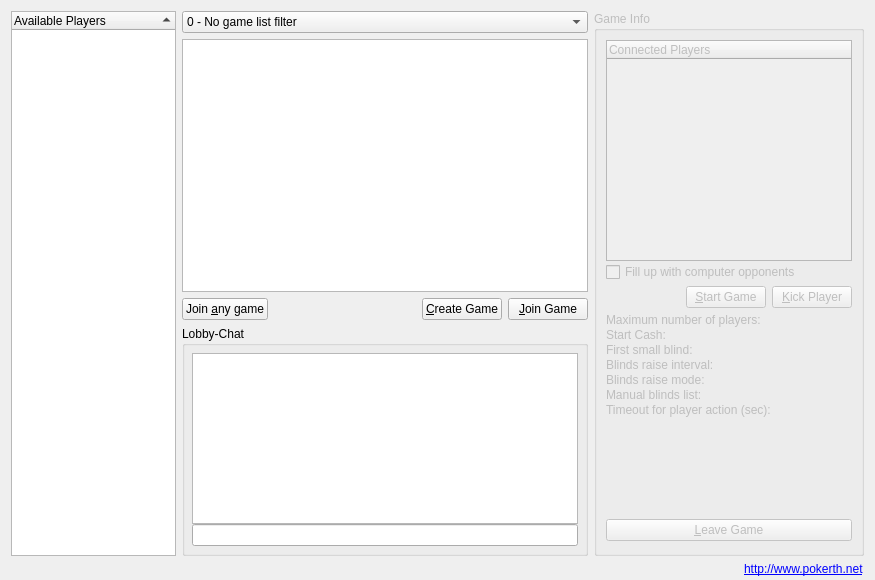
Above: src/gui/qt/gamelobbydialog.ui from pokerth/pokerth before the change. Below: the same form after it.
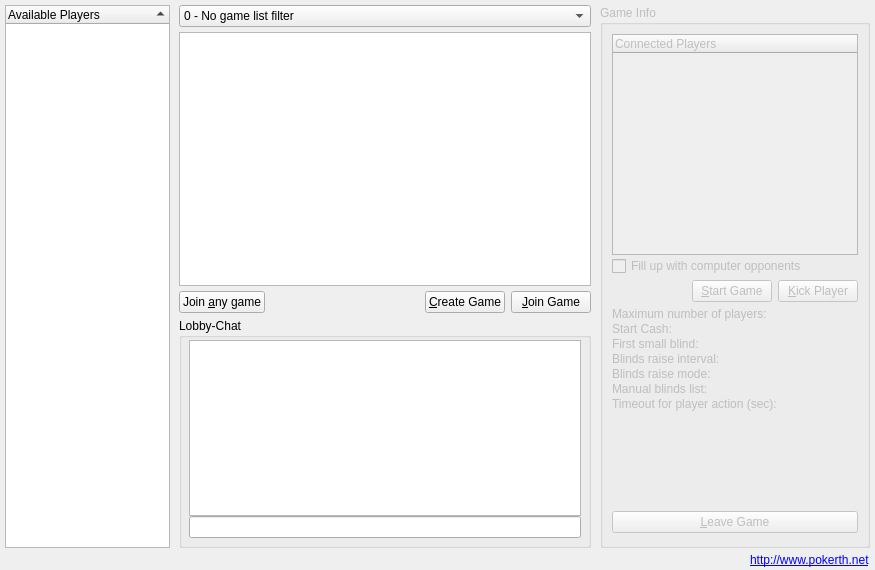
That is the form after the change.

Commit message: netbook lobby fixes

Diff of the .ui file:
```diff
--- a/src/gui/qt/gamelobbydialog.ui
+++ b/src/gui/qt/gamelobbydialog.ui
@@ -7,7 +7,7 @@
     <x>0</x>
     <y>0</y>
     <width>875</width>
-    <height>580</height>
+    <height>570</height>
    </rect>
   </property>
   <property name="sizePolicy">
@@ -19,15 +19,30 @@
   <property name="minimumSize">
    <size>
     <width>875</width>
-    <height>580</height>
+    <height>570</height>
    </size>
   </property>
   <property name="windowTitle">
    <string>Internet Game Lobby</string>
   </property>
   <layout class="QGridLayout">
+   <property name="leftMargin">
+    <number>5</number>
+   </property>
+   <property name="topMargin">
+    <number>5</number>
+   </property>
+   <property name="rightMargin">
+    <number>5</number>
+   </property>
    <property name="bottomMargin">
-    <number>4</number>
+    <number>3</number>
+   </property>
+   <property name="horizontalSpacing">
+    <number>9</number>
+   </property>
+   <property name="verticalSpacing">
+    <number>5</number>
    </property>
    <item row="0" column="0" rowspan="4">
     <widget class="QTreeWidget" name="treeWidget_NickList">
@@ -436,7 +451,16 @@
       <string>Lobby-Chat</string>
      </property>
      <layout class="QGridLayout">
-      <property name="margin">
+      <property name="leftMargin">
+       <number>7</number>
+      </property>
+      <property name="topMargin">
+       <number>2</number>
+      </property>
+      <property name="rightMargin">
+       <number>7</number>
+      </property>
+      <property name="bottomMargin">
        <number>7</number>
       </property>
       <property name="spacing">
```
